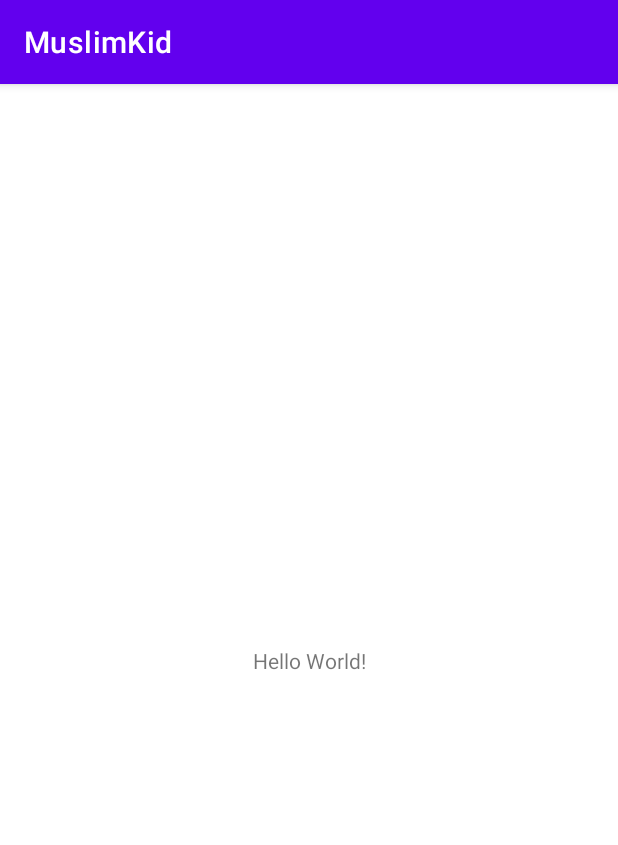
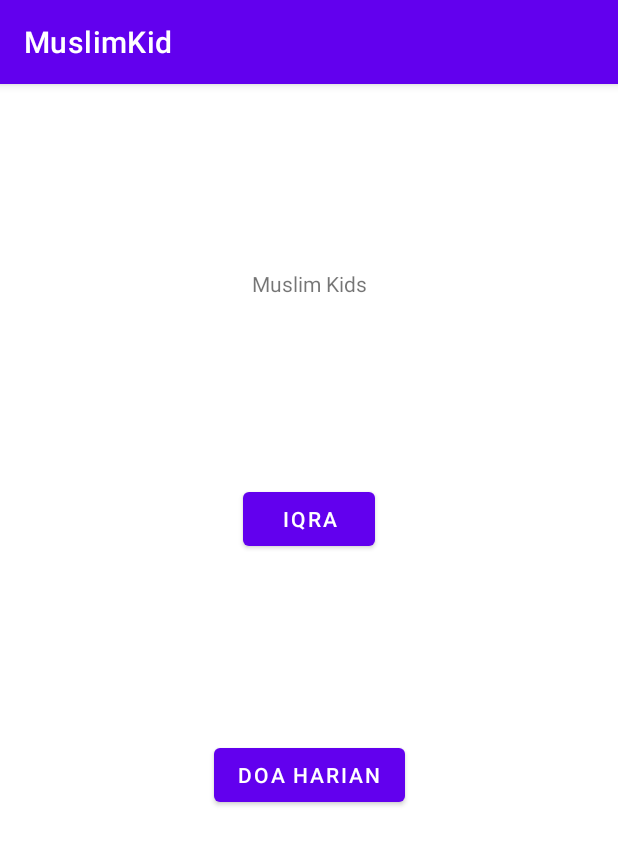
Before and after one commit to Faridwm/MuslimKid, an Android app: the screen it shows after launch (MainActivity), on a phone screen of 412 x 824 dp. Shown: the top 845 px of the screen. Run offline under Robolectric (Android 15) with nearby library versions, the phone set to English and light mode, and no system bars.

Commit message:
1. Membuat layout kasar. 2. Membuat core dari membaca iqra.

```diff
--- a/app/src/main/AndroidManifest.xml
+++ b/app/src/main/AndroidManifest.xml
@@ -1,6 +1,8 @@
 <?xml version="1.0" encoding="utf-8"?>
 <manifest xmlns:android="http://schemas.android.com/apk/res/android"
     package="com.fwmubarok.muslimkid">
+
+    <uses-permission android:name="android.permission.INTERNET" />
 
     <application
         android:allowBackup="true"
@@ -9,6 +11,9 @@
         android:roundIcon="@mipmap/ic_launcher_round"
         android:supportsRtl="true"
         android:theme="@style/Theme.MuslimKid">
+        <activity android:name=".ReadIqraActivity"></activity>
+        <activity android:name=".DoaMenuActivity" />
+        <activity android:name=".IqraMenuActivity" />
         <activity android:name=".MainActivity">
             <intent-filter>
                 <action android:name="android.intent.action.MAIN" />
--- a/app/src/main/java/com/fwmubarok/muslimkid/MainActivity.java
+++ b/app/src/main/java/com/fwmubarok/muslimkid/MainActivity.java
@@ -2,13 +2,41 @@ package com.fwmubarok.muslimkid;
 
 import androidx.appcompat.app.AppCompatActivity;
 
+import android.content.Context;
+import android.content.Intent;
 import android.os.Bundle;
+import android.view.View;
+import android.widget.Button;
 
 public class MainActivity extends AppCompatActivity {
+
+    private Context context = this;
+
+    //Button
+    private Button btn_iqra, btn_doa;
 
     @Override
     protected void onCreate(Bundle savedInstanceState) {
         super.onCreate(savedInstanceState);
         setContentView(R.layout.activity_main);
+
+        btn_iqra = findViewById(R.id.btn_act_iqra);
+        btn_doa = findViewById(R.id.btn_act_doa);
+
+        btn_iqra.setOnClickListener(new View.OnClickListener() {
+            @Override
+            public void onClick(View v) {
+                Intent intent = new Intent(context, IqraMenuActivity.class);
+                startActivity(intent);
+            }
+        });
+
+        btn_doa.setOnClickListener(new View.OnClickListener() {
+            @Override
+            public void onClick(View v) {
+                Intent intent =  new Intent(context, DoaMenuActivity.class);
+                startActivity(intent);
+            }
+        });
     }
 }
--- a/app/src/main/res/layout/activity_main.xml
+++ b/app/src/main/res/layout/activity_main.xml
@@ -7,12 +7,34 @@
     tools:context=".MainActivity">
 
     <TextView
+        android:id="@+id/textView"
         android:layout_width="wrap_content"
         android:layout_height="wrap_content"
-        android:text="Hello World!"
-        app:layout_constraintBottom_toBottomOf="parent"
+        android:text="Muslim Kids"
+        app:layout_constraintBottom_toTopOf="@+id/btn_act_iqra"
         app:layout_constraintLeft_toLeftOf="parent"
         app:layout_constraintRight_toRightOf="parent"
         app:layout_constraintTop_toTopOf="parent" />
 
+    <Button
+        android:id="@+id/btn_act_iqra"
+        android:layout_width="wrap_content"
+        android:layout_height="wrap_content"
+        android:text="Iqra"
+        app:layout_constraintBottom_toTopOf="@+id/btn_act_doa"
+        app:layout_constraintEnd_toEndOf="parent"
+        app:layout_constraintStart_toStartOf="parent"
+        app:layout_constraintTop_toBottomOf="@+id/textView" />
+
+    <Button
+        android:id="@+id/btn_act_doa"
+        android:layout_width="wrap_content"
+        android:layout_height="wrap_content"
+        android:layout_marginBottom="160dp"
+        android:text="Doa Harian"
+        app:layout_constraintBottom_toBottomOf="parent"
+        app:layout_constraintEnd_toEndOf="parent"
+        app:layout_constraintStart_toStartOf="parent"
+        app:layout_constraintTop_toBottomOf="@+id/btn_act_iqra" />
+
 </androidx.constraintlayout.widget.ConstraintLayout>
```
Also changed, not shown: app/build.gradle (+6 -1 lines), app/src/main/java/com/fwmubarok/muslimkid/DoaMenuActivity.java (added, +15 -0 lines), app/src/main/java/com/fwmubarok/muslimkid/IqraMenuActivity.java (added, +85 -0 lines), app/src/main/java/com/fwmubarok/muslimkid/ReadIqraActivity.java (added, +70 -0 lines), app/src/main/res/layout/activity_doa_menu.xml (added, +9 -0 lines), app/src/main/res/layout/activity_iqra_menu.xml (added, +88 -0 lines), app/src/main/res/layout/activity_read_iqra.xml (added, +25 -0 lines).
